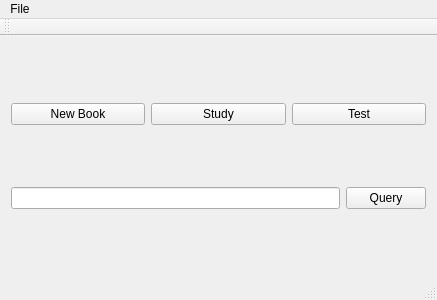
The window that mainwindow.ui (HuangHuafeng/repeat) describes before a commit, drawn with Qt 5.
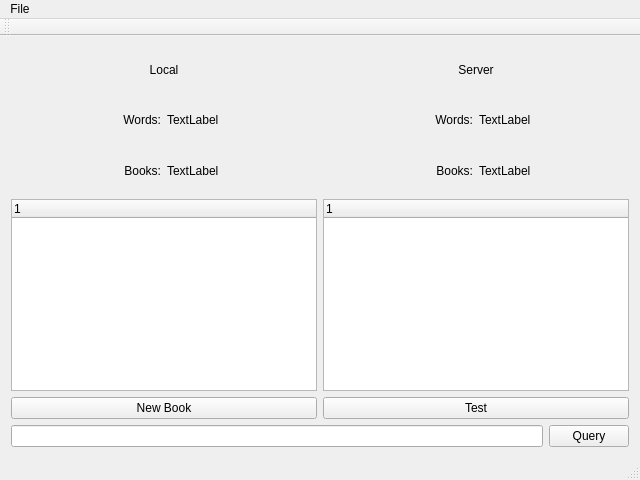
The same window after the commit.

```diff
--- a/mainwindow.ui
+++ b/mainwindow.ui
@@ -6,8 +6,8 @@
    <rect>
     <x>0</x>
     <y>0</y>
-    <width>437</width>
-    <height>300</height>
+    <width>640</width>
+    <height>480</height>
    </rect>
   </property>
   <property name="windowTitle">
@@ -15,6 +15,150 @@
   </property>
   <widget class="QWidget" name="centralWidget">
    <layout class="QVBoxLayout" name="verticalLayout">
+    <item>
+     <layout class="QHBoxLayout" name="horizontalLayout_6">
+      <item>
+       <layout class="QVBoxLayout" name="verticalLayout_2">
+        <item>
+         <layout class="QGridLayout" name="gridLayout">
+          <item row="2" column="0">
+           <widget class="QLabel" name="label_3">
+            <property name="text">
+             <string>Books:</string>
+            </property>
+            <property name="alignment">
+             <set>Qt::AlignRight|Qt::AlignTrailing|Qt::AlignVCenter</set>
+            </property>
+           </widget>
+          </item>
+          <item row="0" column="0" colspan="2">
+           <widget class="QLabel" name="label">
+            <property name="text">
+             <string>Local</string>
+            </property>
+            <property name="alignment">
+             <set>Qt::AlignCenter</set>
+            </property>
+           </widget>
+          </item>
+          <item row="1" column="0">
+           <widget class="QLabel" name="label_5">
+            <property name="text">
+             <string>Words:</string>
+            </property>
+            <property name="alignment">
+             <set>Qt::AlignRight|Qt::AlignTrailing|Qt::AlignVCenter</set>
+            </property>
+           </widget>
+          </item>
+          <item row="1" column="1">
+           <widget class="QLabel" name="labelLocalWords">
+            <property name="text">
+             <string>TextLabel</string>
+            </property>
+           </widget>
+          </item>
+          <item row="2" column="1">
+           <widget class="QLabel" name="labelLocalBooks">
+            <property name="text">
+             <string>TextLabel</string>
+            </property>
+           </widget>
+          </item>
+         </layout>
+        </item>
+        <item>
+         <widget class="QTreeWidget" name="twLocalData">
+          <property name="sizePolicy">
+           <sizepolicy hsizetype="Expanding" vsizetype="Fixed">
+            <horstretch>0</horstretch>
+            <verstretch>0</verstretch>
+           </sizepolicy>
+          </property>
+          <property name="indentation">
+           <number>0</number>
+          </property>
+          <column>
+           <property name="text">
+            <string notr="true">1</string>
+           </property>
+          </column>
+         </widget>
+        </item>
+       </layout>
+      </item>
+      <item>
+       <layout class="QVBoxLayout" name="verticalLayout_3">
+        <item>
+         <layout class="QGridLayout" name="gridLayout_2">
+          <item row="2" column="0">
+           <widget class="QLabel" name="label_4">
+            <property name="text">
+             <string>Books:</string>
+            </property>
+            <property name="alignment">
+             <set>Qt::AlignRight|Qt::AlignTrailing|Qt::AlignVCenter</set>
+            </property>
+           </widget>
+          </item>
+          <item row="0" column="0" colspan="2">
+           <widget class="QLabel" name="label_2">
+            <property name="text">
+             <string>Server</string>
+            </property>
+            <property name="alignment">
+             <set>Qt::AlignCenter</set>
+            </property>
+           </widget>
+          </item>
+          <item row="1" column="0">
+           <widget class="QLabel" name="label_6">
+            <property name="text">
+             <string>Words:</string>
+            </property>
+            <property name="alignment">
+             <set>Qt::AlignRight|Qt::AlignTrailing|Qt::AlignVCenter</set>
+            </property>
+           </widget>
+          </item>
+          <item row="1" column="1">
+           <widget class="QLabel" name="labelServerWords">
+            <property name="text">
+             <string>TextLabel</string>
+            </property>
+           </widget>
+          </item>
+          <item row="2" column="1">
+           <widget class="QLabel" name="labelServerBooks">
+            <property name="text">
+             <string>TextLabel</string>
+            </property>
+           </widget>
+          </item>
+         </layout>
+        </item>
+        <item>
+         <widget class="QTreeWidget" name="twServerData">
+          <property name="sizePolicy">
+           <sizepolicy hsizetype="Expanding" vsizetype="Fixed">
+            <horstretch>0</horstretch>
+            <verstretch>0</verstretch>
+           </sizepolicy>
+          </property>
+          <property name="indentation">
+           <number>0</number>
+          </property>
+          <column>
+           <property name="text">
+            <string notr="true">1</string>
+           </property>
+          </column>
+         </widget>
+        </item>
+       </layout>
+      </item>
+     </layout>
+    </item>
     <item>
      <layout class="QHBoxLayout" name="horizontalLayout_3">
       <item>
@@ -24,13 +168,6 @@
         </property>
        </widget>
       </item>
-      <item>
-       <widget class="QPushButton" name="pushButton_2">
-        <property name="text">
-         <string>Study</string>
-        </property>
-       </widget>
-      </item>
       <item>
        <widget class="QPushButton" name="pushTest">
         <property name="text">
@@ -64,7 +201,7 @@
     <rect>
      <x>0</x>
      <y>0</y>
-     <width>437</width>
+     <width>640</width>
      <height>22</height>
     </rect>
    </property>
```
Left out of the diff: 8 changed lines with no effect on the pictures.
